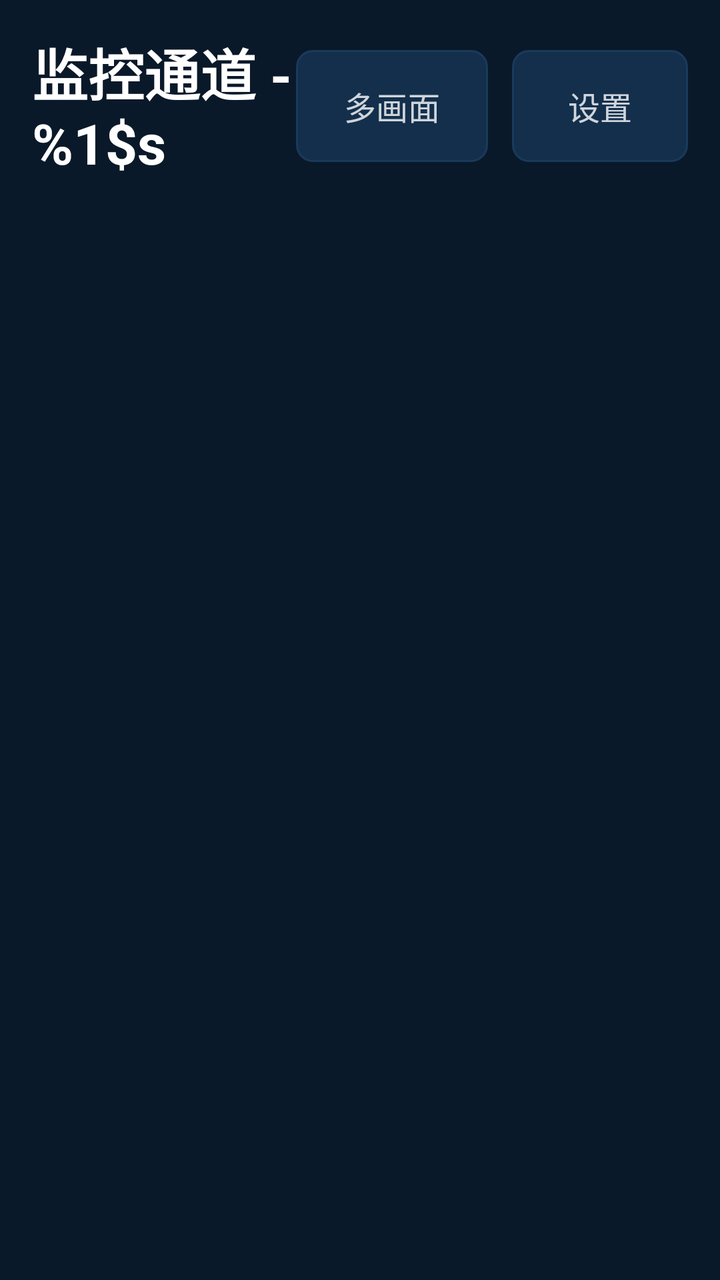
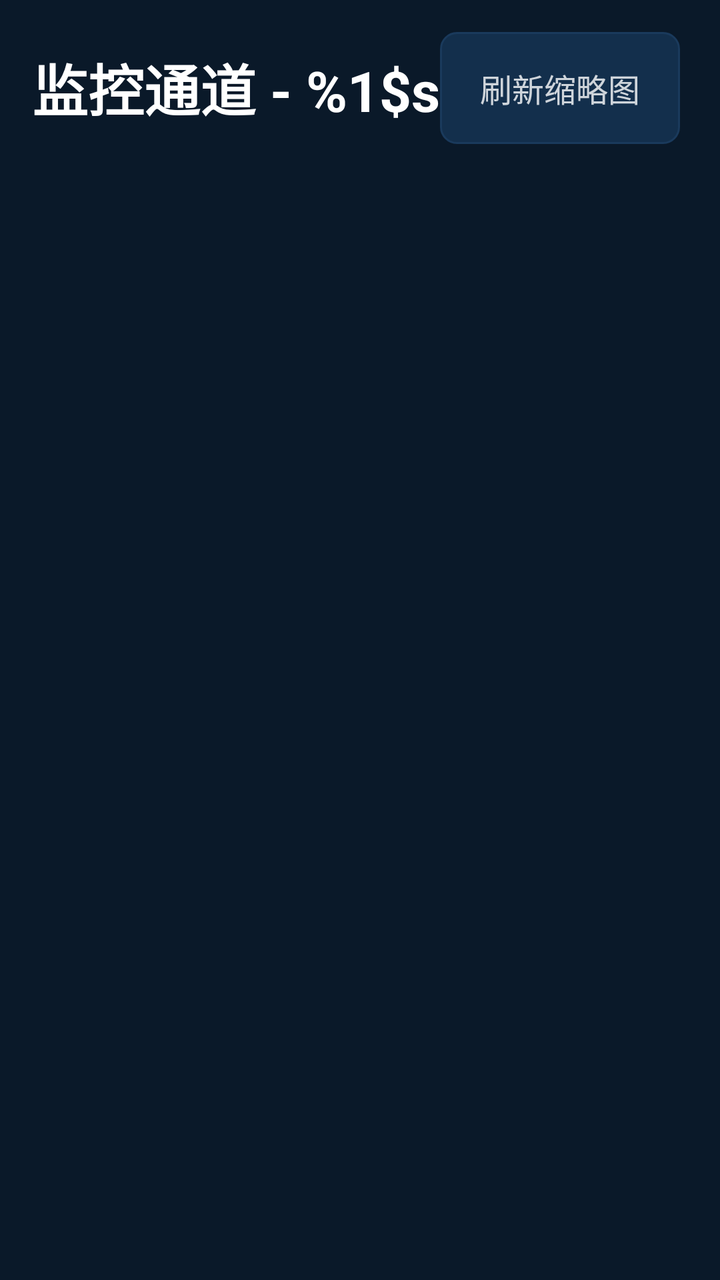

Two renders of the same Android screen: before a commit and after it. Below are the layout's source before the change and the commit's diff.
<!-- AndroidManifest.xml: application theme Theme.LiteVision -->
<!-- res/layout/activity_main.xml -->
<?xml version="1.0" encoding="utf-8"?>
<LinearLayout xmlns:android="http://schemas.android.com/apk/res/android"
    android:layout_width="match_parent"
    android:layout_height="match_parent"
    android:orientation="vertical"
    android:background="#0A1929"
    android:padding="16dp">

    <LinearLayout
        android:layout_width="match_parent"
        android:layout_height="wrap_content"
        android:orientation="horizontal"
        android:gravity="center_vertical"
        android:layout_marginBottom="16dp">

        <TextView
            android:id="@+id/tv_title"
            android:layout_width="0dp"
            android:layout_height="wrap_content"
            android:layout_weight="1"
            android:text="@string/main_title"
            android:textColor="#FFFFFF"
            android:textSize="28sp"
            android:textStyle="bold" />

        
        <android.widget.Button
            android:id="@+id/btn_multi_view"
            android:layout_width="wrap_content"
            android:layout_height="56dp"
            android:text="@string/multi_view"
            android:textSize="16sp"
            android:background="@drawable/channel_card_normal"
            android:textColor="#CCFFFFFF"
            android:elevation="0dp"
            android:stateListAnimator="@null"
            android:paddingStart="24dp"
            android:paddingEnd="24dp"
            android:layout_marginEnd="12dp"
            android:nextFocusRight="@id/btn_settings"
            android:nextFocusDown="@id/recycler_channels" />

        <android.widget.Button
            android:id="@+id/btn_settings"
            android:layout_width="wrap_content"
            android:layout_height="56dp"
            android:text="@string/settings"
            android:textSize="16sp"
            android:background="@drawable/channel_card_normal"
            android:textColor="#CCFFFFFF"
            android:elevation="0dp"
            android:stateListAnimator="@null"
            android:paddingStart="24dp"
            android:paddingEnd="24dp"
            android:nextFocusLeft="@id/btn_multi_view"
            android:nextFocusRight="@id/btn_settings"
            android:nextFocusDown="@id/recycler_channels" />
    </LinearLayout>

    <FrameLayout
        android:layout_width="match_parent"
        android:layout_height="0dp"
        android:layout_weight="1">

        <androidx.recyclerview.widget.RecyclerView
            android:id="@+id/recycler_channels"
            android:layout_width="match_parent"
            android:layout_height="match_parent"
            android:clipToPadding="false"
            android:paddingBottom="8dp" />

        <ProgressBar
            android:id="@+id/progress_bar"
            android:layout_width="wrap_content"
            android:layout_height="wrap_content"
            android:layout_gravity="center"
            android:visibility="gone" />

        <TextView
            android:id="@+id/tv_status"
            android:layout_width="wrap_content"
            android:layout_height="wrap_content"
            android:layout_gravity="center"
            android:textColor="#8FAAC4"
            android:textSize="18sp"
            android:gravity="center"
            android:visibility="gone"
            android:lineSpacingExtra="4dp" />

    </FrameLayout>

</LinearLayout>
<!-- resources referenced by this layout -->
<resources>
  <!-- drawable channel_card_normal (drawable) -->
  <?xml version="1.0" encoding="utf-8"?>
  <shape xmlns:android="http://schemas.android.com/apk/res/android"
      android:shape="rectangle">
      <solid android:color="#132F4C" />
      <corners android:radius="8dp" />
      <stroke
          android:width="1dp"
          android:color="#1A3A5C" />
  </shape>
  <string name="main_title">监控通道 - %1$s</string>
  <string name="multi_view">多画面</string>
  <string name="settings">设置</string>
  <style name="Theme.LiteVision" parent="Theme.MaterialComponents.NoActionBar">
          <item name="android:windowBackground">@color/bg_dark</item>
          <item name="android:colorBackground">@color/bg_dark</item>
          <item name="android:textColorPrimary">@color/text_primary</item>
          <item name="colorPrimary">@color/deep_blue_primary</item>
          <item name="colorPrimaryDark">@color/bg_dark</item>
          <item name="android:windowFullscreen">false</item>
          <item name="android:windowNoTitle">true</item>
      </style>
  <color name="bg_dark">#0A1929</color>
  <color name="text_primary">#FFFFFF</color>
  <color name="deep_blue_primary">#0D47A1</color>
</resources>

<!-- the commit's change to res/layout/activity_main.xml (unified diff, before → after) -->
@@ -25,6 +25,22 @@
 
         
         <android.widget.Button
+            android:id="@+id/btn_refresh_thumbs"
+            android:layout_width="wrap_content"
+            android:layout_height="56dp"
+            android:text="@string/refresh_thumbs"
+            android:textSize="16sp"
+            android:background="@drawable/channel_card_normal"
+            android:textColor="#CCFFFFFF"
+            android:elevation="0dp"
+            android:stateListAnimator="@null"
+            android:paddingStart="20dp"
+            android:paddingEnd="20dp"
+            android:layout_marginEnd="12dp"
+            android:nextFocusRight="@id/btn_multi_view"
+            android:nextFocusDown="@id/recycler_channels" />
+
+        <android.widget.Button
             android:id="@+id/btn_multi_view"
             android:layout_width="wrap_content"
             android:layout_height="56dp"
@@ -37,6 +53,7 @@
             android:paddingStart="24dp"
             android:paddingEnd="24dp"
             android:layout_marginEnd="12dp"
+            android:nextFocusLeft="@id/btn_refresh_thumbs"
             android:nextFocusRight="@id/btn_settings"
             android:nextFocusDown="@id/recycler_channels" />
 
<!-- resource entries referenced after the edit -->
@@ -12,6 +12,7 @@
   </shape>
   <string name="main_title">监控通道 - %1$s</string>
   <string name="multi_view">多画面</string>
+  <string name="refresh_thumbs">刷新缩略图</string>
   <string name="settings">设置</string>
   <style name="Theme.LiteVision" parent="Theme.MaterialComponents.NoActionBar">
           <item name="android:windowBackground">@color/bg_dark</item>
